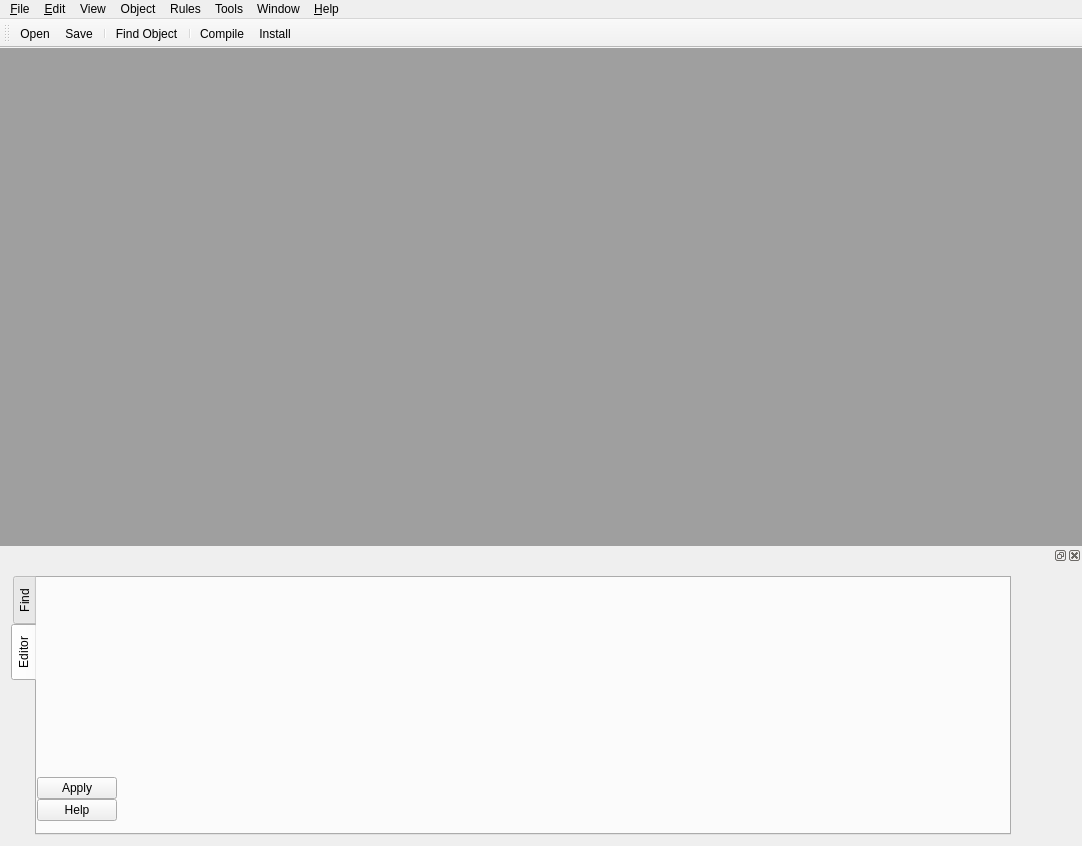
Qt form src/gui/FWBMainWindow_q.ui (fwbuilder/fwbuilder) before a commit.
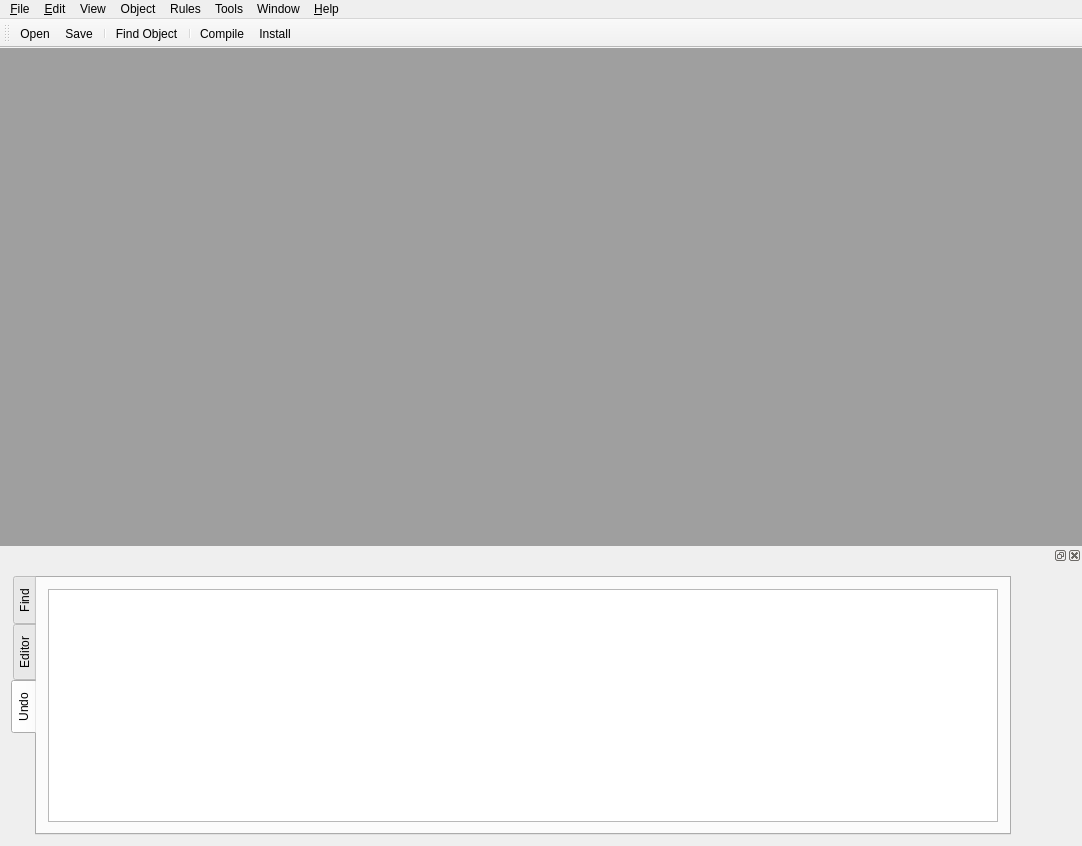
The same form after that commit. The open tabs and pages were chosen to show the change. Icons and pictures are not drawn. Custom widgets are drawn as their Qt base class.

```diff
--- a/src/gui/FWBMainWindow_q.ui
+++ b/src/gui/FWBMainWindow_q.ui
@@ -640,8 +640,8 @@
                 <property name="margin" >
                  <number>0</number>
                 </property>
-                <property name="horizontalSpacing" >
-                 <number>-1</number>
+                <property name="horizontalSpacing">
+                 <number>6</number>
                 </property>
                 <item row="0" column="0" >
                  <widget class="MetricEditorPanel" native="1" name="w_MetricEditorPanel" />
@@ -672,6 +672,20 @@
             </item>
            </layout>
           </widget>
+          <widget class="QWidget" name="tab_undo">
+           <attribute name="title">
+            <string>Undo</string>
+           </attribute>
+           <layout class="QGridLayout" name="gridLayout_43">
+            <item row="0" column="0">
+             <widget class="QUndoView" name="undoView">
+              <property name="alternatingRowColors">
+               <bool>false</bool>
+              </property>
+             </widget>
+            </item>
+           </layout>
+          </widget>
          </widget>
         </item>
         <item row="0" column="1" >
@@ -1399,7 +1413,7 @@
    </property>
   </action>
  </widget>
- <layoutdefault spacing="0" margin="11" />
+ <layoutdefault spacing="0" margin="11"/>
  <customwidgets>
   <customwidget>
    <class>ObjectEditorDockWidget</class>
@@ -1599,6 +1613,11 @@
    <header>BlankDialog.h</header>
    <container>1</container>
   </customwidget>
+  <customwidget>
+   <class>QUndoView</class>
+   <extends>QListView</extends>
+   <header>qundoview.h</header>
+  </customwidget>
  </customwidgets>
  <resources>
   <include location="MainRes.qrc" />
```
Left out of the diff: 1379 changed lines with no effect on the pictures.
